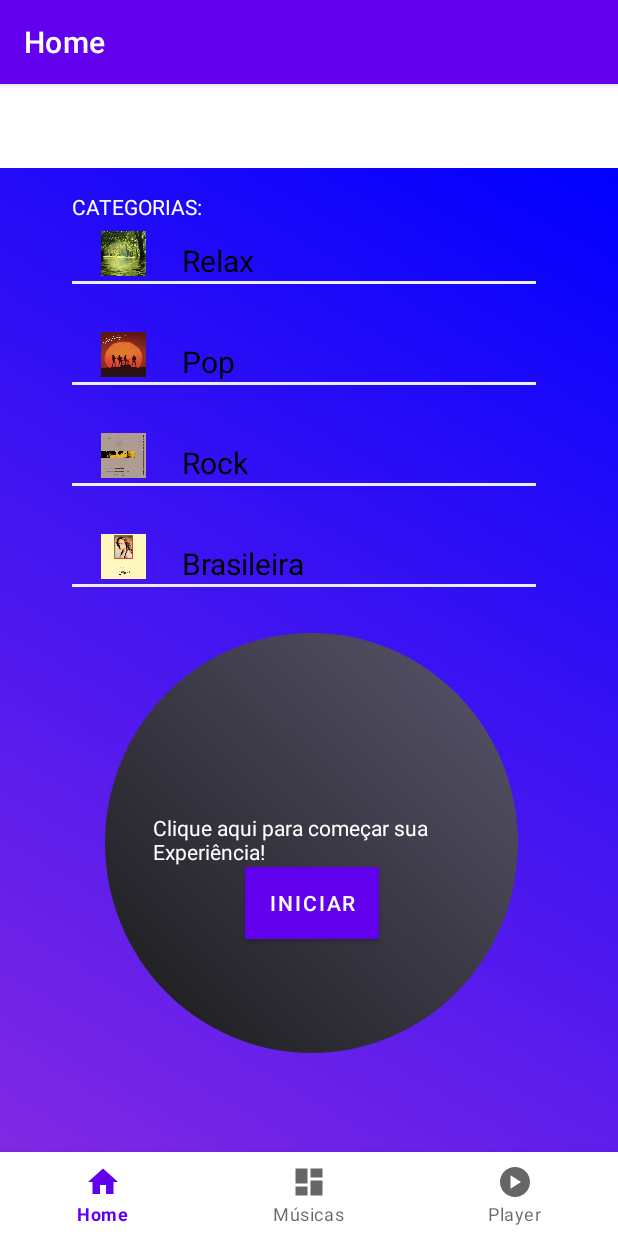
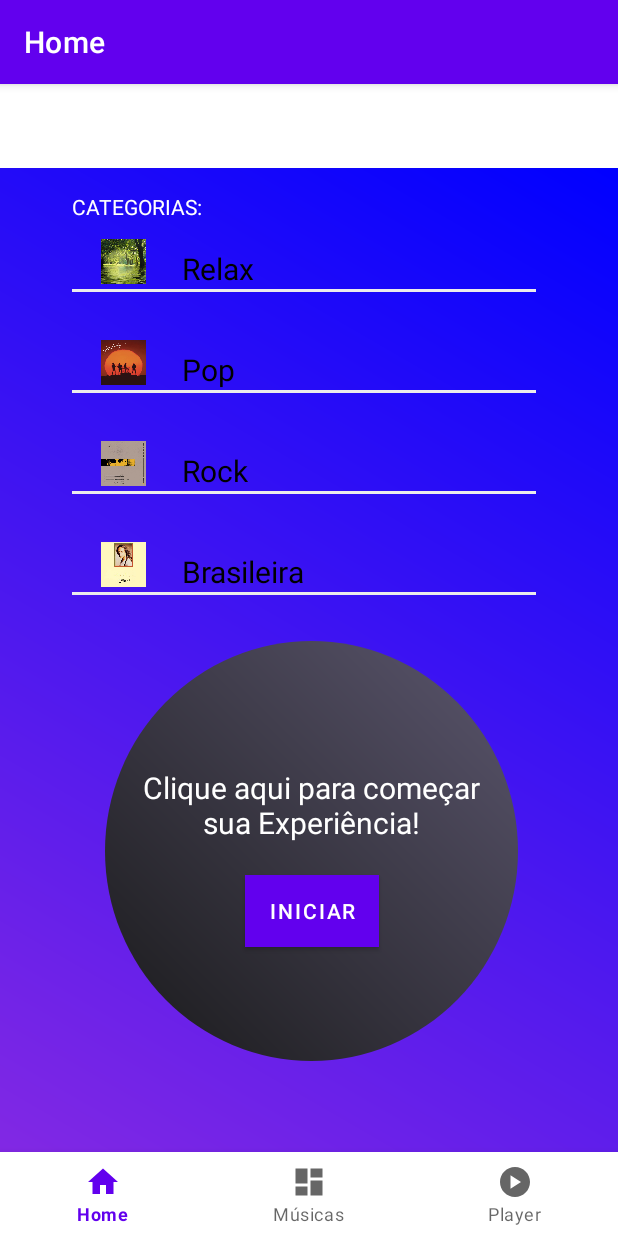
Before and after one commit to RobertoFORTs/Mobile-Essay1, an Android app: the screen it shows after launch (MainActivity), on a phone screen of 412 x 824 dp. Run offline under Robolectric (Android 15) with nearby library versions, the phone set to English and light mode, and no system bars; our stand-ins replace navigation-ui.

```diff
--- a/app/src/main/res/layout/fragment_home.xml
+++ b/app/src/main/res/layout/fragment_home.xml
@@ -40,12 +40,14 @@
                 android:id="@+id/textHome"
                 android:layout_width="wrap_content"
                 android:layout_height="wrap_content"
-                android:layout_marginStart="16dp"
-                android:layout_marginTop="104dp"
+                android:layout_marginTop="68dp"
+                android:gravity="center"
                 android:text="Clique aqui para começar sua Experiência!"
                 android:textColor="#FFFFFF"
+                android:textSize="20sp"
                 app:layout_constraintStart_toStartOf="parent"
                 app:layout_constraintTop_toTopOf="parent" />
+
 
         </androidx.constraintlayout.widget.ConstraintLayout>
 
@@ -54,7 +56,7 @@
             android:layout_width="309dp"
             android:layout_height="300dp"
             android:layout_marginStart="48dp"
-            android:layout_marginTop="10dp"
+            android:layout_marginTop="15dp"
             android:divider="#FFECECEC"
             android:dividerHeight="2sp"
             app:layout_constraintStart_toStartOf="parent"
```
